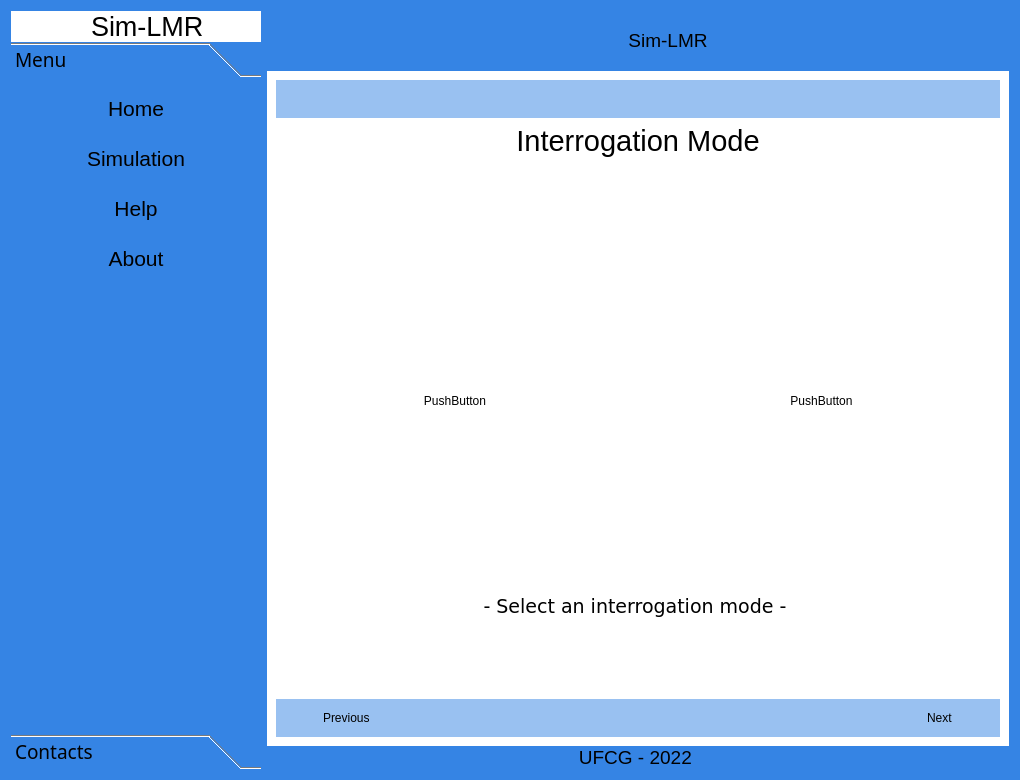
AdeilsonLeal1/Simulador-SPR-LMR, file form.ui: the form before one commit.
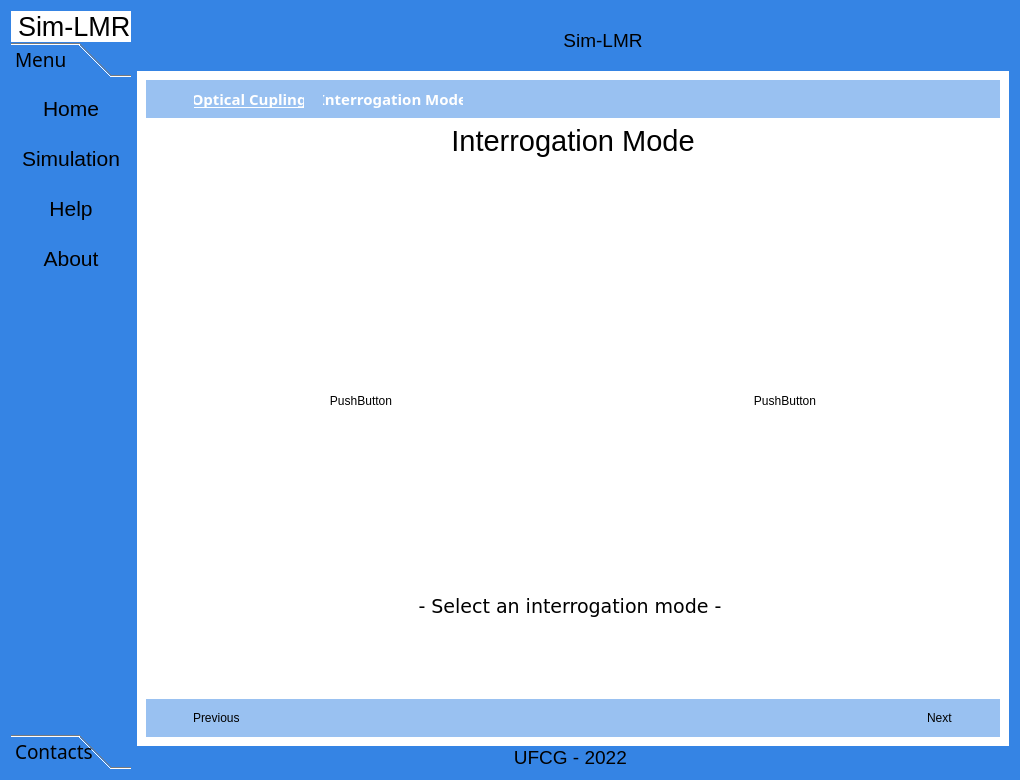
The form after the commit. The open tabs and pages were chosen to show the change. Icons and pictures are not drawn.

Commit message: Atualização no frame do path/hierarquia

Patch:
```diff
--- a/form.ui
+++ b/form.ui
@@ -172,7 +172,7 @@
              <rect>
               <x>0</x>
               <y>0</y>
-              <width>250</width>
+              <width>188</width>
               <height>640</height>
              </rect>
             </property>
@@ -1036,6 +1036,146 @@
                   </property>
                  </widget>
                 </item>
+                <item>
+                 <widget class="QLabel" name="label_6">
+                  <property name="maximumSize">
+                   <size>
+                    <width>10</width>
+                    <height>10</height>
+                   </size>
+                  </property>
+                  <property name="text">
+                   <string/>
+                  </property>
+                  <property name="pixmap">
+                   <pixmap resource="icons_.qrc">:/icons/icons/simbolo-de-setas-duplas-para-a-direita-para-avancar.png</pixmap>
+                  </property>
+                  <property name="scaledContents">
+                   <bool>true</bool>
+                  </property>
+                 </widget>
+                </item>
+                <item>
+                 <widget class="QPushButton" name="pushButton">
+                  <property name="sizePolicy">
+                   <sizepolicy hsizetype="Maximum" vsizetype="Fixed">
+                    <horstretch>0</horstretch>
+                    <verstretch>0</verstretch>
+                   </sizepolicy>
+                  </property>
+                  <property name="minimumSize">
+                   <size>
+                    <width>110</width>
+                    <height>20</height>
+                   </size>
+                  </property>
+                  <property name="maximumSize">
+                   <size>
+                    <width>110</width>
+                    <height>20</height>
+                   </size>
+                  </property>
+                  <property name="font">
+                   <font>
+                    <family>Segoe UI Semibold</family>
+                    <pointsize>11</pointsize>
+                    <bold>true</bold>
+                    <underline>true</underline>
+                   </font>
+                  </property>
+                  <property name="autoFillBackground">
+                   <bool>false</bool>
+                  </property>
+                  <property name="styleSheet">
+                   <string notr="true">color: rgb(255, 255, 255);</string>
+                  </property>
+                  <property name="text">
+                   <string>Optical Cupling</string>
+                  </property>
+                  <property name="checkable">
+                   <bool>false</bool>
+                  </property>
+                  <property name="checked">
+                   <bool>false</bool>
+                  </property>
+                  <property name="autoDefault">
+                   <bool>false</bool>
+                  </property>
+                  <property name="default">
+                   <bool>false</bool>
+                  </property>
+                 </widget>
+                </item>
+                <item>
+                 <widget class="QLabel" name="label_12">
+                  <property name="maximumSize">
+                   <size>
+                    <width>10</width>
+                    <height>10</height>
+                   </size>
+                  </property>
+                  <property name="text">
+                   <string/>
+                  </property>
+                  <property name="pixmap">
+                   <pixmap resource="icons_.qrc">:/icons/icons/simbolo-de-setas-duplas-para-a-direita-para-avancar.png</pixmap>
+                  </property>
+                  <property name="scaledContents">
+                   <bool>true</bool>
+                  </property>
+                 </widget>
+                </item>
+                <item>
+                 <widget class="QPushButton" name="pushButton_3">
+                  <property name="sizePolicy">
+                   <sizepolicy hsizetype="Maximum" vsizetype="Fixed">
+                    <horstretch>0</horstretch>
+                    <verstretch>0</verstretch>
+                   </sizepolicy>
+                  </property>
+                  <property name="minimumSize">
+                   <size>
+                    <width>140</width>
+                    <height>20</height>
+                   </size>
+                  </property>
+                  <property name="maximumSize">
+                   <size>
+                    <width>140</width>
+                    <height>20</height>
+                   </size>
+                  </property>
+                  <property name="font">
+                   <font>
+                    <family>Segoe UI Semibold</family>
+                    <pointsize>11</pointsize>
+                    <bold>true</bold>
+                    <underline>false</underline>
+                   </font>
+                  </property>
+                  <property name="autoFillBackground">
+                   <bool>false</bool>
+                  </property>
+                  <property name="styleSheet">
+                   <string notr="true">color: rgb(255, 255, 255);</string>
+                  </property>
+                  <property name="text">
+                   <string>Interrogation Mode</string>
+                  </property>
+                  <property name="checkable">
+                   <bool>false</bool>
+                  </property>
+                  <property name="checked">
+                   <bool>false</bool>
+                  </property>
+                  <property name="autoDefault">
+                   <bool>false</bool>
+                  </property>
+                  <property name="default">
+                   <bool>false</bool>
+                  </property>
+                 </widget>
+                </item>
                 <item>
                  <spacer name="horizontalSpacer_8">
                   <property name="orientation">
@@ -1044,7 +1184,7 @@
                   <property name="sizeHint" stdset="0">
                    <size>
                     <width>675</width>
-                    <height>20</height>
+                    <height>15</height>
                    </size>
                   </property>
                  </spacer>
```
Left out of the diff: 85 changed lines with no effect on the pictures.
